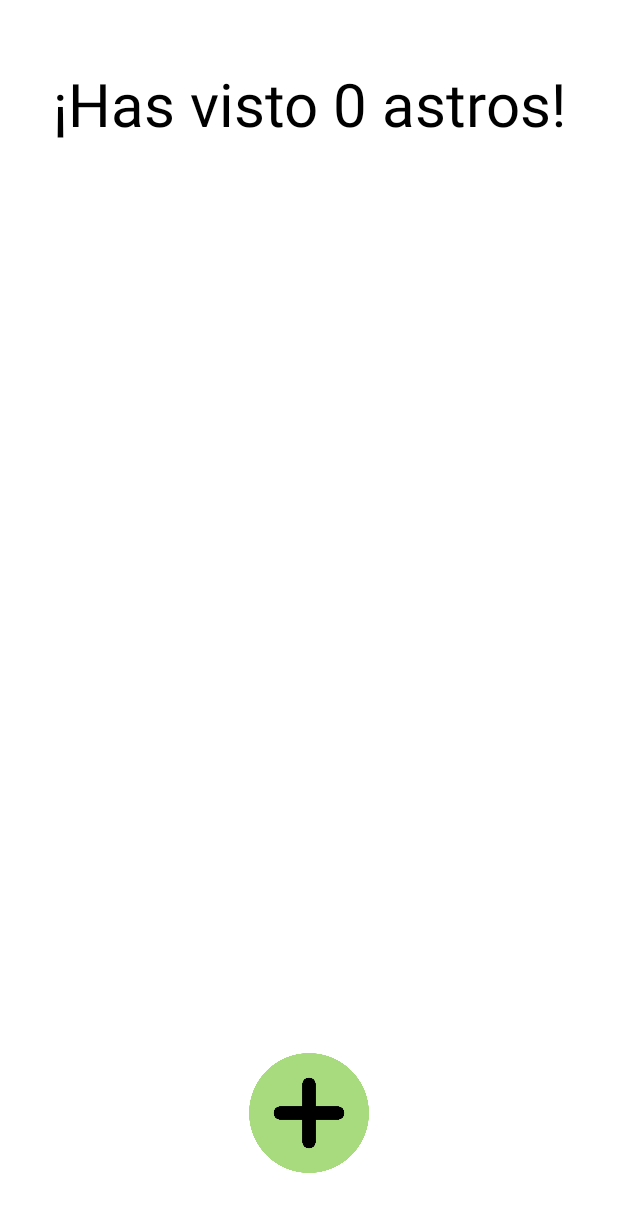
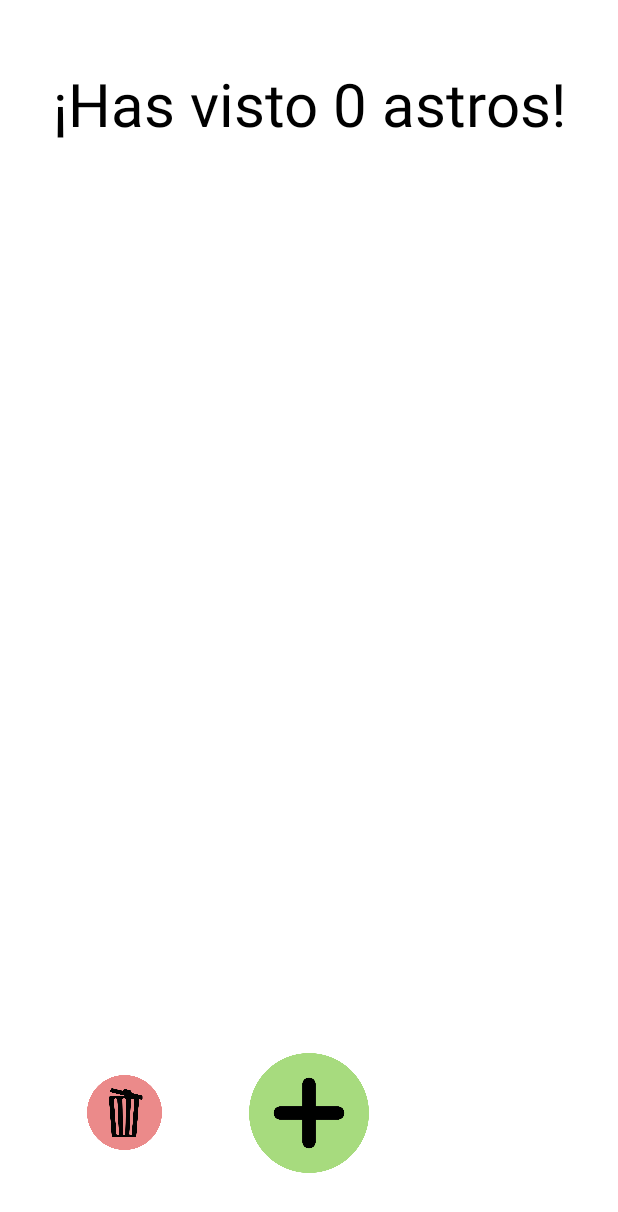
Before and after one commit to LucasMacarroCEV/Tarea_5-Astro_Log, an Android app: the screen it shows after launch (MainActivity), on a phone screen of 412 x 824 dp. Shown: the top 1212 px of the screen. Run offline under Robolectric (Android 15) with nearby library versions, the phone set to English and light mode, and no system bars.

Commit message:
Quinta versión - Función de eliminar eventos

```diff
--- a/app/src/main/res/layout/activity_main.xml
+++ b/app/src/main/res/layout/activity_main.xml
@@ -42,4 +42,14 @@
         app:srcCompat="@drawable/plusicon"
         />
 
+    <ImageView
+        android:id="@+id/ivDeleteEvents"
+        android:layout_width="50sp"
+        android:layout_height="50sp"
+        app:layout_constraintBottom_toBottomOf="parent"
+        app:layout_constraintEnd_toStartOf="@+id/ivAddEvent"
+        app:layout_constraintStart_toStartOf="parent"
+        app:layout_constraintTop_toBottomOf="@+id/lvEvents"
+        app:srcCompat="@drawable/trashicon" />
+
 </androidx.constraintlayout.widget.ConstraintLayout>
```
Also changed, not shown: app/src/main/java/com/example/tarea_5_astro_log/MainActivity.java (+7 -0 lines), app/src/main/res/drawable/trashicon.png (added).
